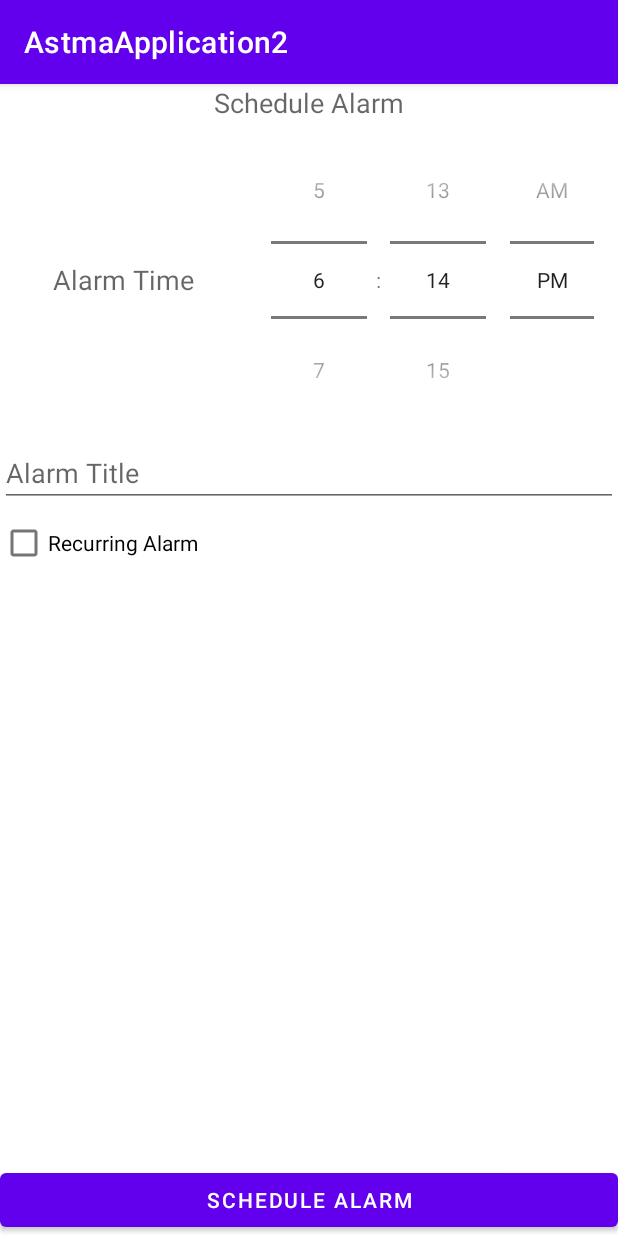
After one commit to robertis93/AstmaApplication2, an Android app: the fragment FirstTimeFragment shown on its own in the app's theme, on a phone screen of 412 x 824 dp. The commit adds this screen. Run offline under Robolectric (Android 15) with nearby library versions, the light colour scheme and no system bars.

Commit message:
app working with voice

```diff
--- a/app/src/main/AndroidManifest.xml
+++ b/app/src/main/AndroidManifest.xml
@@ -1,6 +1,7 @@
 <?xml version="1.0" encoding="utf-8"?>
 <manifest xmlns:android="http://schemas.android.com/apk/res/android"
     package="space.robert.astmaapplication2">
+    <uses-permission android:name="android.permission.RECEIVE_BOOT_COMPLETED"/>
 
     <application
         android:allowBackup="true"
@@ -16,6 +17,11 @@
                 <category android:name="android.intent.category.LAUNCHER" />
             </intent-filter>
         </activity>
+
+
+        <receiver android:name=".MyBroadcastReceiver">
+
+        </receiver>
     </application>
 
 </manifest>
--- /dev/null
+++ b/app/src/main/java/space/robert/astmaapplication2/FirstTimeFragment.kt
@@ -0,0 +1,22 @@
+package space.robert.astmaapplication2
+
+import android.os.Bundle
+import androidx.fragment.app.Fragment
+import android.view.LayoutInflater
+import android.view.View
+import android.view.ViewGroup
+
+
+class FirstTimeFragment : Fragment() {
+
+
+
+    override fun onCreateView(
+        inflater: LayoutInflater, container: ViewGroup?,
+        savedInstanceState: Bundle?
+    ): View? {
+        // Inflate the layout for this fragment
+        return inflater.inflate(R.layout.fragment_first_time, container, false)
+    }
+
+}
--- /dev/null
+++ b/app/src/main/java/space/robert/astmaapplication2/MyBroadcastReceiver.kt
@@ -0,0 +1,15 @@
+package space.robert.astmaapplication2
+
+import android.content.BroadcastReceiver
+import android.content.Context
+import android.content.Intent
+import android.media.MediaPlayer
+import androidx.core.content.ContentProviderCompat.requireContext
+import space.robert.astmaapplication2.fragments.AddFragment
+
+class MyBroadcastReceiver :BroadcastReceiver() {
+    override fun onReceive(context: Context?, intent: Intent?) {
+        var mp = MediaPlayer.create(context, R.raw.alarm_voice)
+        mp.start()
+        }
+    }
--- a/app/src/main/java/space/robert/astmaapplication2/fragments/AddFragment.kt
+++ b/app/src/main/java/space/robert/astmaapplication2/fragments/AddFragment.kt
@@ -1,5 +1,10 @@
 package space.robert.astmaapplication2.fragments
 
+import android.app.AlarmManager
+import android.app.PendingIntent
+import android.content.Context
+import android.content.Intent
+import android.media.MediaPlayer
 import android.os.Bundle
 import android.text.Editable
 import android.view.LayoutInflater
@@ -7,12 +12,14 @@ import android.view.View
 import android.view.ViewGroup
 import android.widget.TextView
 import android.widget.Toast
+import androidx.core.content.ContextCompat.getSystemService
 import androidx.fragment.app.Fragment
 import androidx.lifecycle.ViewModelProvider
 import androidx.navigation.fragment.findNavController
 import kotlinx.android.synthetic.main.custom_row.*
 import kotlinx.android.synthetic.main.fragment_add.*
 import kotlinx.android.synthetic.main.fragment_add.view.*
+import space.robert.astmaapplication2.MyBroadcastReceiver
 import space.robert.astmaapplication2.R
 import space.robert.astmaapplication2.convertDayOfMounth
 import space.robert.astmaapplication2.model.Measure
@@ -37,15 +44,27 @@ class AddFragment : Fragment() {
         // Inflate the layout for this fragment
         val view = inflater.inflate(R.layout.fragment_add, container, false)
 
+
         mMeasureViewModel = ViewModelProvider(this).get(MeasureViewModel::class.java)
         view.add_button.setOnClickListener {
             insertDataToDatabase()
+
+            var sec = editTextTime8.text.toString().toInt()
+            var i = Intent(context?.applicationContext, MyBroadcastReceiver::class.java)
+            var pi = PendingIntent.getBroadcast(context?.applicationContext, 111, i, 0)
+            var am : AlarmManager? = context?.getSystemService(Context.ALARM_SERVICE) as AlarmManager
+            if (am != null) {
+                am.set(AlarmManager.RTC_WAKEUP, System.currentTimeMillis() + (sec*1000), pi)
+            }
+            Toast.makeText(requireContext().applicationContext, "Alarm set for $sec Seconds", Toast.LENGTH_SHORT).show()
         }
         return view
     }
 
     override fun onViewCreated(view: View, savedInstanceState: Bundle?) {
         super.onViewCreated(view, savedInstanceState)
+
+
         val textViewDate = getView()?.findViewById<TextView>(R.id.text_date)
         if (textViewDate != null) {
             textViewDate.setText(dateTime.format(DateTimeFormatter.ofLocalizedDate(FormatStyle.MEDIUM))).toString()
--- /dev/null
+++ b/app/src/main/res/layout/fragment_first_time.xml
@@ -0,0 +1,126 @@
+<?xml version="1.0" encoding="utf-8"?>
+<LinearLayout
+    xmlns:android="http://schemas.android.com/apk/res/android"
+    xmlns:app="http://schemas.android.com/apk/res-auto"
+    xmlns:tools="http://schemas.android.com/tools"
+    android:layout_width="match_parent"
+    android:layout_height="match_parent"
+    android:orientation="vertical">
+
+    <androidx.constraintlayout.widget.ConstraintLayout
+        android:layout_width="match_parent"
+        android:layout_height="match_parent">
+
+        <TextView
+            android:id="@+id/fragment_createalarm_scheduleAlarmHeading"
+            android:layout_width="match_parent"
+            android:layout_height="wrap_content"
+            android:text="Schedule Alarm"
+            android:textAlignment="center"
+            android:textAppearance="@style/TextAppearance.AppCompat.Medium"
+            app:layout_constraintTop_toTopOf="parent" />
+
+        <LinearLayout
+            android:id="@+id/fragment_createalarm_timePickerLayout"
+            android:layout_width="match_parent"
+            android:layout_height="wrap_content"
+            android:orientation="horizontal"
+            app:layout_constraintTop_toBottomOf="@+id/fragment_createalarm_scheduleAlarmHeading">
+
+            <TextView
+                android:layout_width="0dp"
+                android:layout_height="wrap_content"
+                android:layout_gravity="center"
+                android:layout_weight="0.4"
+                android:text="Alarm Time"
+                android:textAlignment="center"
+                android:textAppearance="@style/TextAppearance.AppCompat.Medium" />
+
+            <TimePicker
+                android:id="@+id/fragment_createalarm_timePicker"
+                android:layout_width="0dp"
+                android:layout_height="wrap_content"
+                android:layout_weight="0.6"
+                android:timePickerMode="spinner" />
+        </LinearLayout>
+
+        <EditText
+            android:id="@+id/fragment_createalarm_title"
+            android:layout_width="match_parent"
+            android:layout_height="wrap_content"
+            android:hint="Alarm Title"
+            app:layout_constraintTop_toBottomOf="@+id/fragment_createalarm_timePickerLayout" />
+
+        <CheckBox
+            android:id="@+id/fragment_createalarm_recurring"
+            android:layout_width="match_parent"
+            android:layout_height="wrap_content"
+            android:checked="false"
+            android:text="Recurring Alarm"
+            app:layout_constraintStart_toStartOf="parent"
+            app:layout_constraintTop_toBottomOf="@+id/fragment_createalarm_title" />
+
+        <LinearLayout
+            android:id="@+id/fragment_createalarm_recurring_options"
+            android:layout_width="match_parent"
+            android:layout_height="wrap_content"
+            android:orientation="horizontal"
+            android:visibility="gone"
+            app:layout_constraintTop_toBottomOf="@+id/fragment_createalarm_recurring">
+
+            <CheckBox
+                android:id="@+id/fragment_createalarm_checkMon"
+                android:layout_width="wrap_content"
+                android:layout_height="wrap_content"
+                android:text="Mon" />
+
+            <CheckBox
+                android:id="@+id/fragment_createalarm_checkTue"
+                android:layout_width="wrap_content"
+                android:layout_height="wrap_content"
+                android:text="Tue" />
+
+            <CheckBox
+                android:id="@+id/fragment_createalarm_checkWed"
+                android:layout_width="wrap_content"
+                android:layout_height="wrap_content"
+                android:text="Wed" />
+
+            <CheckBox
+                android:id="@+id/fragment_createalarm_checkThu"
+                android:layout_width="wrap_content"
+                android:layout_height="wrap_content"
+                android:text="Thu" />
+
+            <CheckBox
+                android:id="@+id/fragment_createalarm_checkFri"
+                android:layout_width="wrap_content"
+                android:layout_height="wrap_content"
+                android:text="Fri" />
+
+            <CheckBox
+                android:id="@+id/fragment_createalarm_checkSat"
+                android:layout_width="wrap_content"
+                android:layout_height="wrap_content"
+                android:text="Sat" />
+
+            <CheckBox
+                android:id="@+id/fragment_createalarm_checkSun"
+                android:layout_width="wrap_content"
+                android:layout_height="wrap_content"
+                android:text="Sun" />
+
+        </LinearLayout>
+
+        <Button
+            android:id="@+id/fragment_createalarm_scheduleAlarm"
+            android:layout_width="match_parent"
+            android:layout_height="wrap_content"
+            android:layout_gravity="center"
+            android:text="Schedule Alarm"
+            app:layout_constraintBottom_toBottomOf="parent"
+            tools:layout_editor_absoluteX="133dp" />
+
+    </androidx.constraintlayout.widget.ConstraintLayout>
+
+</LinearLayout>
```
Also changed, not shown: 1 other file.
